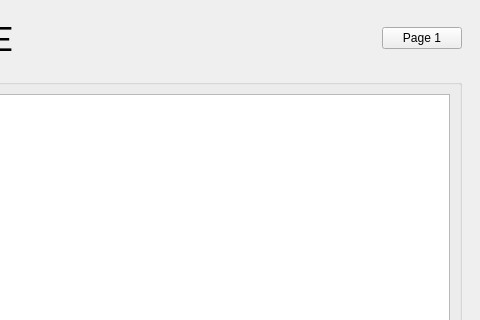
The window that ui/mainwindow.ui (ayuyamo/gui-robot) describes before a commit, drawn with Qt 5; both pictures show x 361 to 841 and y 0 to 320 of the 841 by 628 pixel window.
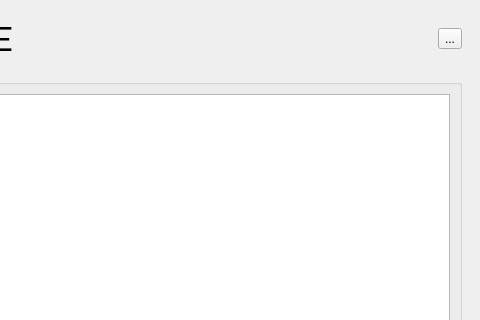
The same window after the commit.

Diff of the .ui file:
```diff
--- a/ui/mainwindow.ui
+++ b/ui/mainwindow.ui
@@ -420,15 +420,9 @@
            </spacer>
           </item>
           <item>
-           <widget class="QPushButton" name="home_1">
-            <property name="sizePolicy">
-             <sizepolicy hsizetype="Fixed" vsizetype="Fixed">
-              <horstretch>0</horstretch>
-              <verstretch>0</verstretch>
-             </sizepolicy>
-            </property>
+           <widget class="QToolButton" name="home_1">
             <property name="text">
-             <string>Page 1</string>
+             <string>...</string>
             </property>
             <property name="iconSize">
              <size>
```
Left out of the diff: 10 changed lines with no effect on the pictures.
